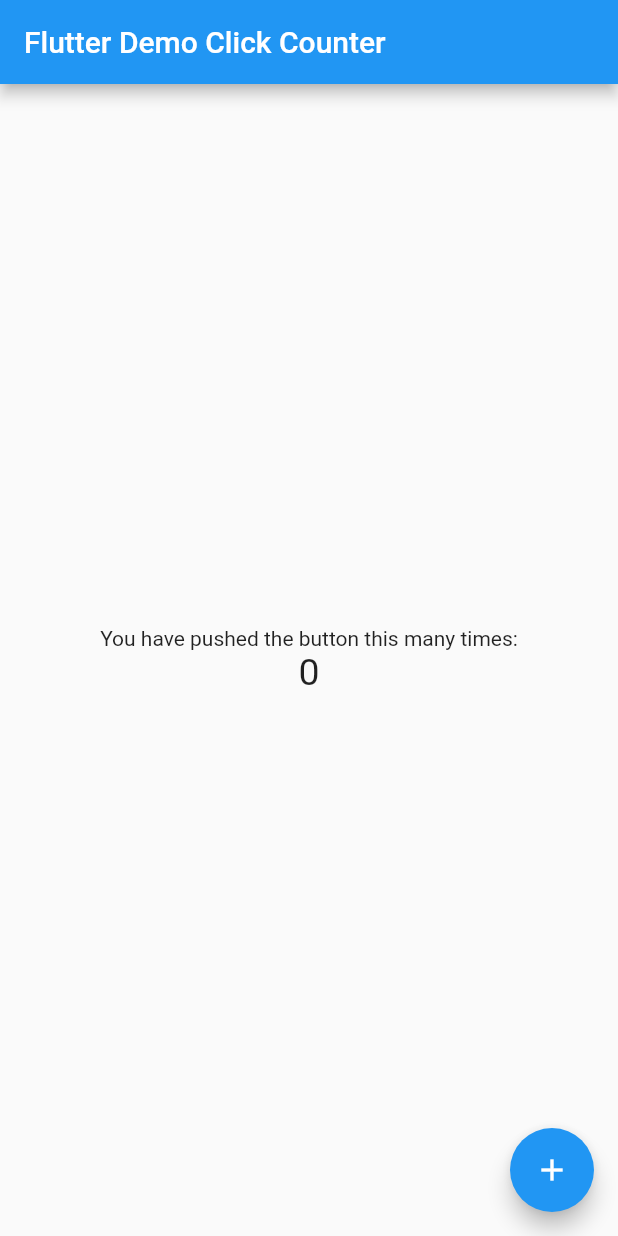
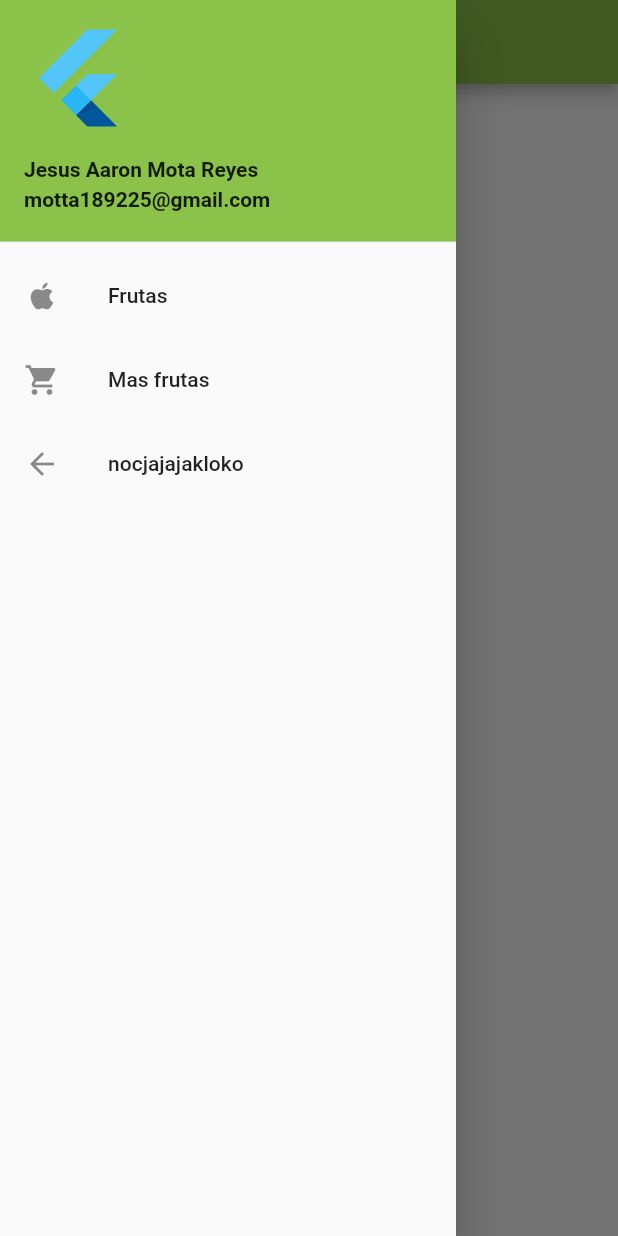
Before and after one commit to AaronMotaR/Drawer_Flutlab, a Flutter app: the screen it shows after launch, with the side drawer open (before the commit the screen has no drawer), on a phone screen of 412 x 824 dp. Run offline on Flutter 3.47's test engine with Material 2 defaults, Android fonts, the phone set to English and light mode, and no system bars.

Commit message:
Update main.dart

```diff
--- a/lib/main.dart
+++ b/lib/main.dart
@@ -4,15 +4,15 @@ void main() => runApp(MyApp());
 
 class MyApp extends StatelessWidget {
   const MyApp({super.key});
-  static const String _title = 'Flutter Stateful Clicker Counter';
-  // This widget is the root of your application.
+  static const String _title = 'Flutter Drawer';
   @override
   Widget build(BuildContext context) {
     return MaterialApp(
       title: _title,
       theme: ThemeData(
-        primarySwatch: Colors.blue,
+        primarySwatch: Colors.lightGreen,
       ),
+      debugShowCheckedModeBanner: false,
       home: MyHomePage(),
     );
   }
@@ -20,71 +20,77 @@ class MyApp extends StatelessWidget {
 
 class MyHomePage extends StatefulWidget {
   const MyHomePage({super.key});
-  // This widget is the home page of your application. It is stateful, meaning
-  // that it has a State object (defined below) that contains fields that affect
-  // how it looks.
-  // This class is the configuration for the state.
   @override
   _MyHomePageState createState() => _MyHomePageState();
 }
 
 class _MyHomePageState extends State<MyHomePage> {
-  int _counter = 0;
-
-  void _incrementCounter() {
-    setState(() {
-      // This call to setState tells the Flutter framework that something has
-      // changed in this State, which causes it to rerun the build method below
-      // so that the display can reflect the updated values. If we changed
-      // _counter without calling setState(), then the build method would not be
-      // called again, and so nothing would appear to happen.
-      _counter++;
-    });
-  }
-
   @override
   Widget build(BuildContext context) {
-    // This method is rerun every time setState is called, for instance as done
-    // by the _incrementCounter method above.
-    //
-    // The Flutter framework has been optimized to make rerunning build methods
-    // fast, so that you can just rebuild anything that needs updating rather
-    // than having to individually change instances of widgets.
     return Scaffold(
       appBar: AppBar(
-        // Here we take the value from the MyHomePage object that was created by
-        // the App.build method, and use it to set our appbar title.
-        title: Text('Flutter Demo Click Counter'),
+        title: Text('Act 3 Drawer Mota'),
       ),
-      body: Center(
-        // Center is a layout widget. It takes a single child and positions it
-        // in the middle of the parent.
-        child: Column(
-          // Column is also a layout widget. It takes a list of children and
-          // arranges them vertically. By default, it sizes itself to fit its
-          // children horizontally, and tries to be as tall as its parent.
-          //
-          // Column has various properties to control how it sizes itself and
-          // how it positions its children. Here we use mainAxisAlignment to
-          // center the children vertically; the main axis here is the vertical
-          // axis because Columns are vertical (the cross axis would be
-          // horizontal).
-          mainAxisAlignment: MainAxisAlignment.center,
-          children: <Widget>[
-            Text(
-              'You have pushed the button this many times:',
+      drawer: Drawer(
+        child: ListView(
+          // Important: Remove any padding from the ListView.
+          padding: EdgeInsets.zero,
+          children: [
+            const UserAccountsDrawerHeader(
+              // <-- SEE HERE
+              decoration: BoxDecoration(color: Colors.lightGreen),
+              accountName: Text(
+                "Jesus Aaron Mota Reyes",
+                style: TextStyle(
+                  fontWeight: FontWeight.bold,
+                ),
+              ),
+              accountEmail: Text(
+                "motta189225@gmail.com",
+                style: TextStyle(
+                  fontWeight: FontWeight.bold,
+                ),
+              ),
+              currentAccountPicture: FlutterLogo(),
             ),
-            Text(
-              '$_counter',
-              style: TextStyle(fontSize: 25),
+            ListTile(
+              leading: Icon(
+                Icons.apple,
+              ),
+              title: const Text('Frutas'),
+              onTap: () {
+                Navigator.pop(context);
+              },
+            ),
+            ListTile(
+              leading: Icon(
+                Icons.shopping_cart,
+              ),
+              title: const Text('Mas frutas'),
+              onTap: () {
+                Navigator.pop(context);
+              },
+            ),
+            ListTile(
+              leading: Icon(
+                Icons.arrow_back,
+              ),
+              title: const Text('nocjajajakloko'),
+              onTap: () {
+                Navigator.pop(context);
+              },
             ),
           ],
         ),
       ),
-      floatingActionButton: FloatingActionButton(
-        onPressed: _incrementCounter,
-        tooltip: 'Increment',
-        child: Icon(Icons.add),
+      body: Center(
+        child: Column(
+          children: [
+            SizedBox(
+              height: 50,
+            ),
+          ],
+        ),
       ),
     );
   }
```
